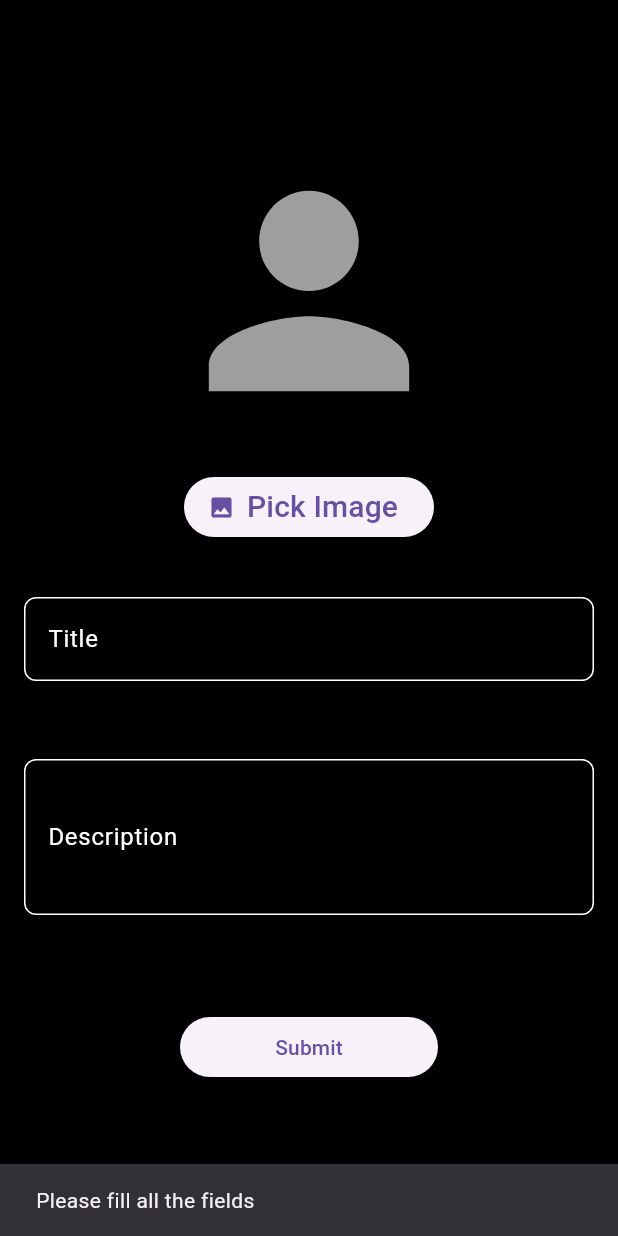
After one commit to PixelWeavers/dosra_ghar, a Flutter app: the UploadImage screen opened directly, after a tap on "Submit", on a phone screen of 412 x 824 dp. The commit adds this screen. Run offline on Flutter 3.47's test engine with Material 3 defaults, Android fonts, the phone set to English and light mode, and no system bars; our stand-ins replace another_flushbar, cloud_firestore, firebase_auth, firebase_core, firebase_storage, flutter_spinkit and 8 more; missing offline and left inert: interval_time_picker; accounts and stored records are empty.

Commit message:
lost screen done

```diff
--- a/lib/main.dart
+++ b/lib/main.dart
@@ -65,7 +65,7 @@ class MyApp extends StatelessWidget {
                   return const CircularProgressIndicator();
                 } else {
                   if (snapshot.hasData && snapshot.data!) {
-                    return HomePage();
+                    return LostAndFoundScreen();
                   } else {
                     return const AuthView();
                   }
--- /dev/null
+++ b/lib/views/add_lost_items.dart
@@ -0,0 +1,180 @@
+import 'dart:io';
+import 'package:firebase_storage/firebase_storage.dart';
+import 'package:flutter/material.dart';
+import 'package:flutter_spinkit/flutter_spinkit.dart';
+import 'package:image_picker/image_picker.dart';
+import 'package:cloud_firestore/cloud_firestore.dart'; // Add this import
+
+class UploadImage extends StatefulWidget {
+  const UploadImage({Key? key}) : super(key: key);
+
+  @override
+  State<UploadImage> createState() => _UploadImageState();
+}
+
+class _UploadImageState extends State<UploadImage> {
+  String? imageUrl;
+  final ImagePicker _imagePicker = ImagePicker();
+  bool isloading = false;
+  TextEditingController _titleController = TextEditingController();
+  TextEditingController _descriptionController = TextEditingController();
+
+  @override
+  void dispose() {
+    _titleController.dispose();
+    _descriptionController.dispose();
+    super.dispose();
+  }
+
+  pickImage() async {
+    XFile? res = await _imagePicker.pickImage(source: ImageSource.gallery);
+
+    if (res != null) {
+      uploadtoFirebase(File(res.path));
+    }
+  }
+
+  uploadtoFirebase(image) async {
+    setState(() {
+      isloading = true;
+    });
+    try {
+      Reference sr = FirebaseStorage.instance
+          .ref()
+          .child('Images/${DateTime.now().millisecondsSinceEpoch}.png');
+
+      await sr.putFile(image);
+
+      imageUrl = await sr.getDownloadURL();
+    } catch (e) {
+      print('Error occurred $e');
+    }
+    setState(() {
+      isloading = false;
+    });
+  }
+
+  uploadDataToFirebase() async {
+    try {
+      if (_titleController.text.isNotEmpty &&
+          _descriptionController.text.isNotEmpty &&
+          imageUrl != null) {
+        // Upload data to Firestore
+        await FirebaseFirestore.instance.collection('uploads').add({
+          'title': _titleController.text,
+          'description': _descriptionController.text,
+          'imageUrl': imageUrl,
+        });
+
+        print('Data uploaded successfully');
+
+        // Clear text fields after submission
+        _titleController.clear();
+        _descriptionController.clear();
+        setState(() {
+          imageUrl = null;
+        });
+
+        // Show success message or navigate to another screen
+        ScaffoldMessenger.of(context).showSnackBar(
+          SnackBar(
+            content: Text('Data uploaded successfully'),
+          ),
+        );
+      } else {
+        // Show error message if any field is empty
+        ScaffoldMessenger.of(context).showSnackBar(
+          SnackBar(
+            content: Text('Please fill all the fields'),
+          ),
+        );
+      }
+    } catch (e) {
+      print('Error occurred $e');
+    }
+  }
+
+  @override
+  Widget build(BuildContext context) {
+    return Scaffold(
+      backgroundColor: Colors.black,
+      body: Center(
+        child: ListView(
+          shrinkWrap: true,
+          children: [
+            imageUrl == null
+                ? Icon(
+                    Icons.person,
+                    size: 200,
+                    color: Colors.grey,
+                  )
+                : Center(
+                    child: Image.network(
+                      imageUrl!,
+                      height: 50,
+                    ),
+                  ),
+            SizedBox(height: 20),
+            Center(
+              child: ElevatedButton.icon(
+                onPressed: () {
+                  pickImage();
+                },
+                icon: Icon(Icons.image),
+                label: Text(
+                  'Pick Image',
+                  style: TextStyle(fontSize: 20),
+                ),
+              ),
+            ),
+            SizedBox(height: 20),
+            Padding(
+              padding: const EdgeInsets.all(16.0),
+              child: TextField(
+                style: TextStyle(color: Colors.white),
+                controller: _titleController,
+                decoration: InputDecoration(
+                  enabledBorder: OutlineInputBorder(
+                    borderSide: BorderSide(color: Colors.white),
+                    borderRadius: BorderRadius.circular(8),
+                  ),
+                  labelText: 'Title',
+                  labelStyle: TextStyle(color: Colors.white),
+                ),
+              ),
+            ),
+            SizedBox(height: 20),
+            Padding(
+              padding: const EdgeInsets.all(16.0),
+              child: TextField(
+                style: TextStyle(color: Colors.white),
+                controller: _descriptionController,
+                maxLines: 3,
+                decoration: InputDecoration(
+                  enabledBorder: OutlineInputBorder(
+                    borderSide: BorderSide(color: Colors.white),
+                    borderRadius: BorderRadius.circular(8),
+                  ),
+                  labelText: 'Description',
+                  labelStyle: TextStyle(color: Colors.white),
+                ),
+              ),
+            ),
+            SizedBox(height: 20),
+            if (isloading) SpinKitThreeBounce(color: Colors.white, size: 20),
+            SizedBox(height: 20),
+            Padding(
+              padding: const EdgeInsets.fromLTRB(120,8,120,8),
+              child: ElevatedButton(
+                onPressed: () {
+                  uploadDataToFirebase();
+                },
+                child: Text('Submit'),
+              ),
+            ),
+          ],
+        ),
+      ),
+    );
+  }
+}
--- a/pubspec.yaml
+++ b/pubspec.yaml
@@ -48,10 +48,12 @@ dependencies:
   google_sign_in: ^6.2.1
   intl: ^0.19.0
   line_icons: ^2.0.3
-   interval_time_picker: ^2.0.0+5
+  interval_time_picker: ^2.0.0+5
   provider: ^6.1.2
   shimmer: ^3.0.0
   syncfusion_flutter_charts: ^25.1.38
+  image_picker: ^1.0.7
+  firebase_storage: ^11.7.0
 
 dev_dependencies:
   flutter_lints: ^3.0.2
```
Also changed, not shown: lib/utils/data_store.dart (added, +42 -0 lines), lib/views/lost_screeen.dart (+82 -107 lines), pubspec.lock, 5 other files.
